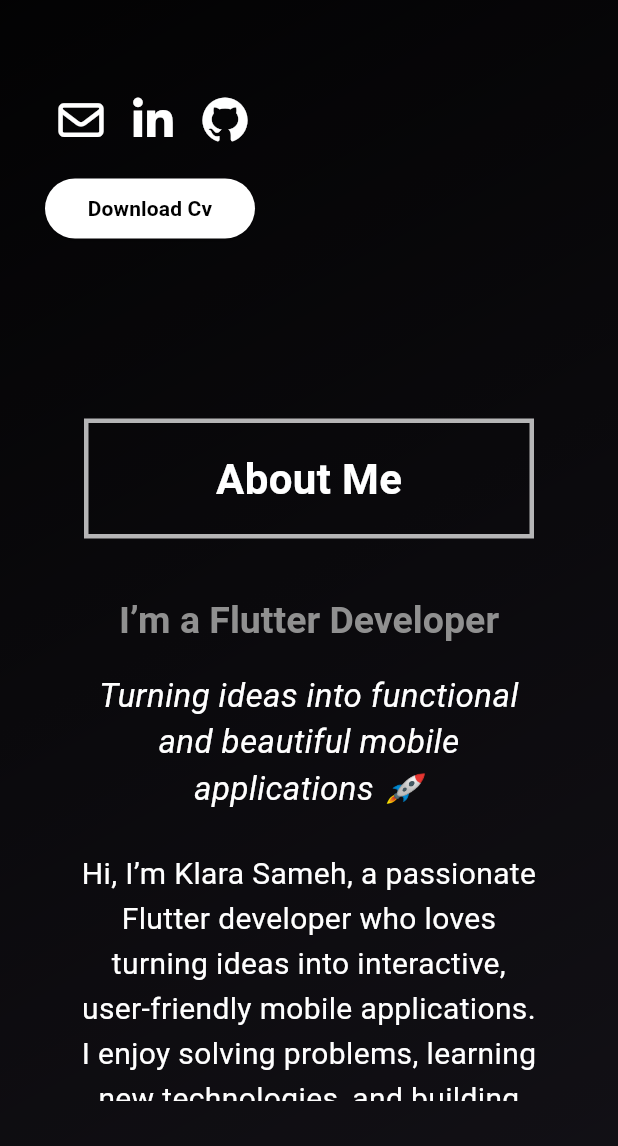
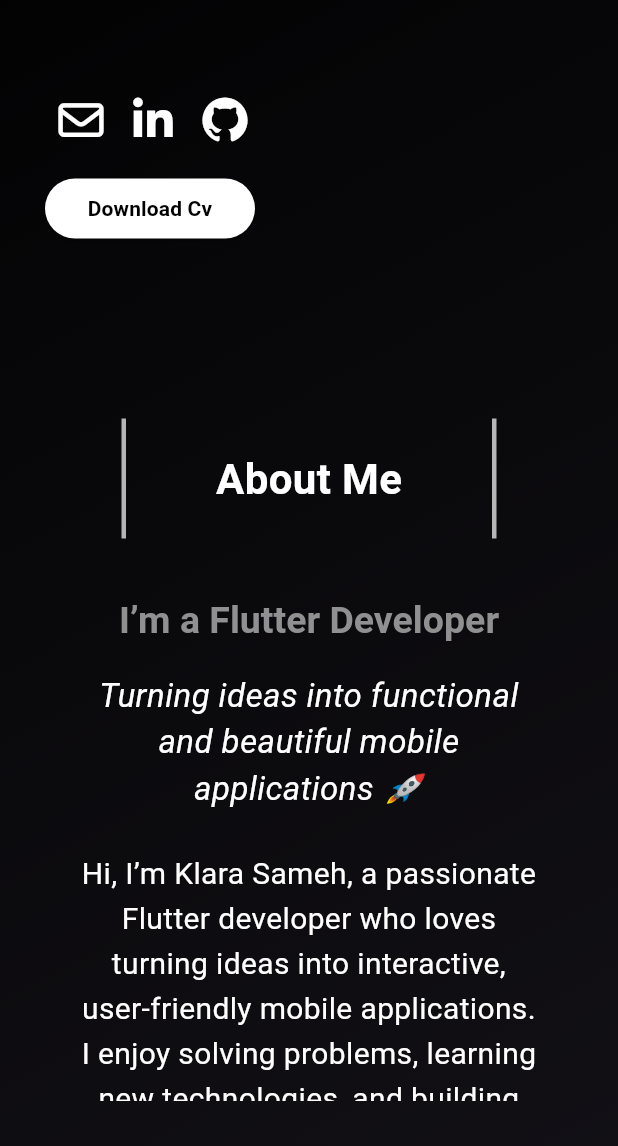
Before and after one commit to klarasameh1/Portfolio, a Flutter app: the screen it shows after launch, scrolled down 576 dp, on a phone screen of 412 x 824 dp, the part 90-1236 px from its top. Run offline on Flutter 3.47's test engine with Material 3 defaults, Android fonts, the phone set to English and light mode, and no system bars; drawn by our look-alikes of animated_text_kit; our stand-ins replace font_awesome_flutter.

Commit message:
updated recBox

```diff
--- a/lib/widgets/rectangleBox.dart
+++ b/lib/widgets/rectangleBox.dart
@@ -11,13 +11,19 @@ class RectangleBox extends StatelessWidget {
   @override
   Widget build(BuildContext context) {
     return Container(
-      width: 300,
+      width: 250,
       height: 80,
       decoration: BoxDecoration(
         color: Colors.transparent,
-        border: Border.all(
-          color: Colors.white70, // softer border
-          width: 3,
+        border: Border(
+          right: BorderSide(
+              color: Colors.white70, // softer border
+              width: 3,
+          ),
+          left: BorderSide(
+            color: Colors.white70, // softer border
+            width: 3,
+          ),
         ),
       ),
       child:  Center(
```
